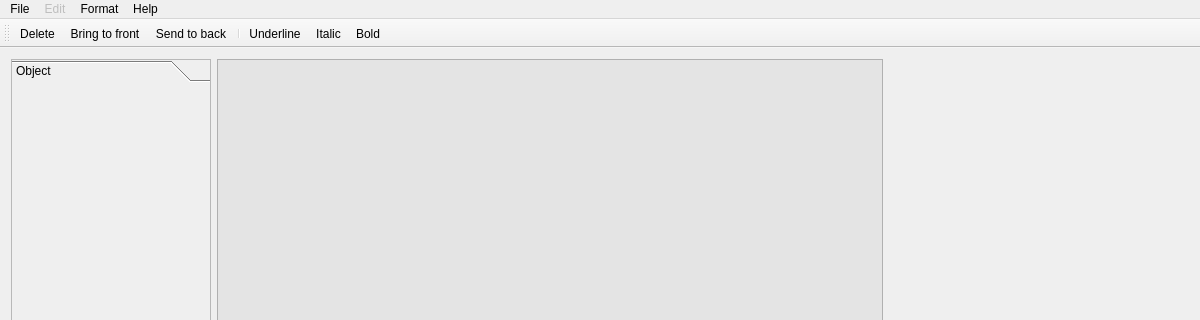
Qt form HoruxCardDesigner/horuxdesigner.ui (BackupTheBerlios/horux-svn) before a commit; both pictures show x 0 to 1200 and y 0 to 320 of the 1200 by 800 pixel window.
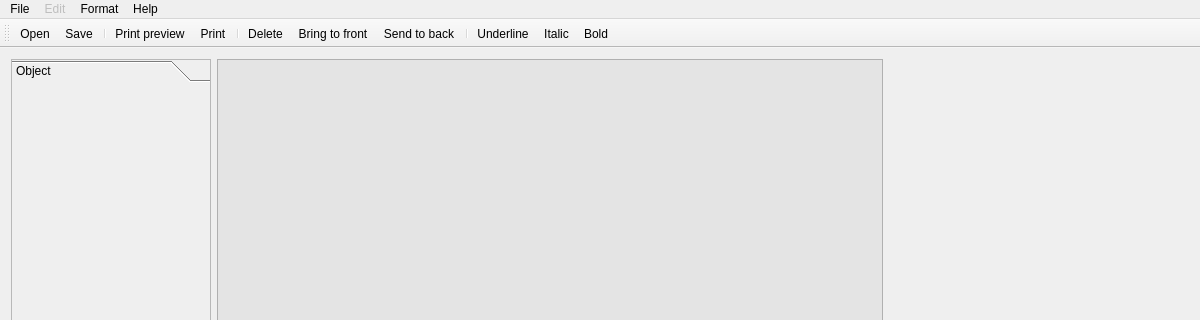
The same form after that commit. Icons and pictures are not drawn.

What changed in the file:
```diff
--- a/HoruxCardDesigner/horuxdesigner.ui
+++ b/HoruxCardDesigner/horuxdesigner.ui
@@ -164,6 +164,12 @@
    <attribute name="toolBarBreak">
     <bool>false</bool>
    </attribute>
+   <addaction name="actionOpen"/>
+   <addaction name="actionSave"/>
+   <addaction name="separator"/>
+   <addaction name="actionPrint_preview"/>
+   <addaction name="actionPrint"/>
+   <addaction name="separator"/>
    <addaction name="actionDelete"/>
    <addaction name="actionBring_to_front"/>
    <addaction name="actionSend_to_back"/>
```
Left out of the diff: 39 changed lines with no effect on the pictures.
